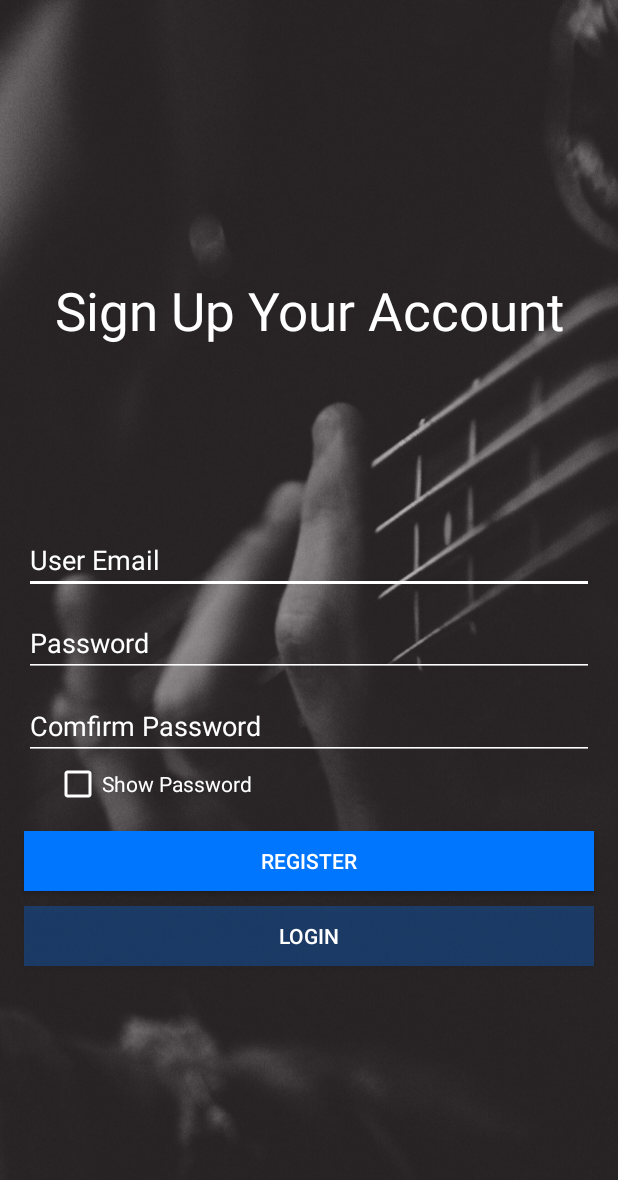
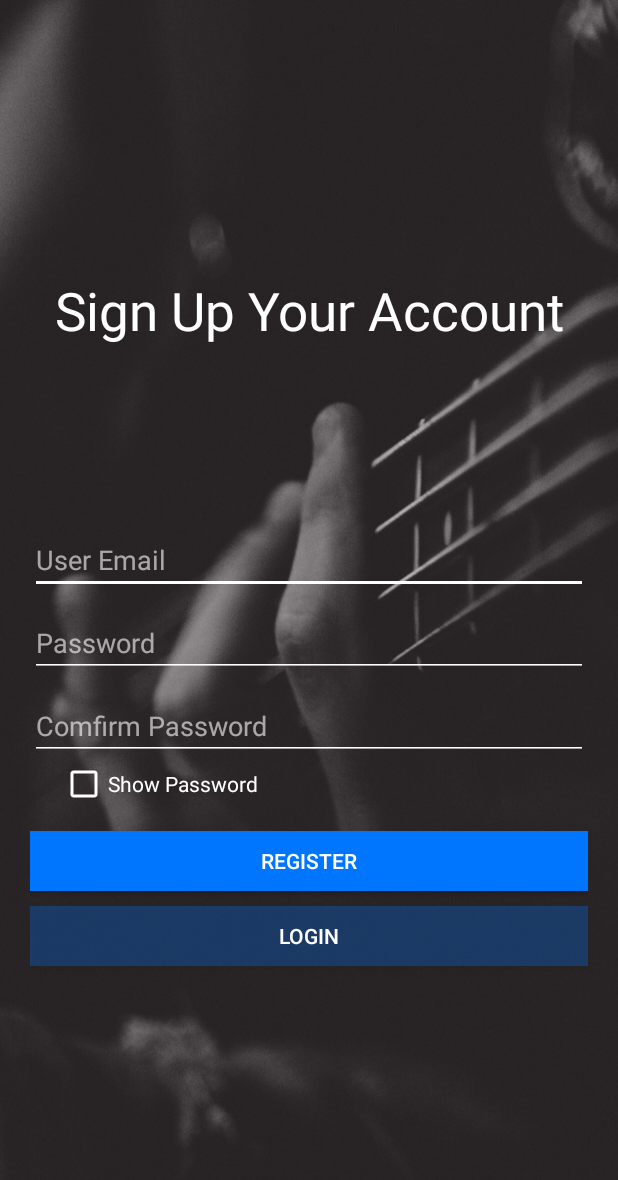
Before and after one commit to MADStudentUtar/MADAssignment, an Android app: the screen it shows after launch (Register), after a tap on "SIGN UP", on a phone screen of 412 x 824 dp. Shown: the top 1180 px of the screen. Run offline under Robolectric (Android 15) with nearby library versions, the phone set to English and light mode, and no system bars; our stand-ins replace Firebase (no records; nobody signed in at launch, a user with empty details on screens opened directly).

Commit message:
fix hard coded width and combined lauren's work

```diff
--- a/app/build.gradle
+++ b/app/build.gradle
@@ -49,7 +49,6 @@ dependencies {
     implementation 'com.karumi:dexter:6.0.2'
     implementation 'com.squareup.picasso:picasso:2.71828'
     implementation 'de.hdodenhof:circleimageview:3.1.0'
-    implementation 'com.github.Trendyol:BubbleScrollBar:0.1'
     implementation 'it.xabaras.android:recyclerview-swipedecorator:1.2.3'
 
 }
--- a/app/src/main/java/utar/edu/mad/Friend.java
+++ b/app/src/main/java/utar/edu/mad/Friend.java
@@ -16,7 +16,6 @@ import com.google.firebase.firestore.CollectionReference;
 import com.google.firebase.firestore.DocumentSnapshot;
 import com.google.firebase.firestore.FirebaseFirestore;
 import com.google.firebase.firestore.Query;
-import com.trendyol.bubblescrollbarlib.BubbleScrollBar;
 
 import static utar.edu.mad.R.menu.menu_friend;
 
--- a/app/src/main/res/layout/activity_register.xml
+++ b/app/src/main/res/layout/activity_register.xml
@@ -7,7 +7,8 @@
     android:layout_height="match_parent"
     android:gravity="center"
     android:orientation="vertical"
-    android:background="@drawable/loginback">
+    android:background="@drawable/loginback"
+    android:padding="20sp">
 
     <TextView
         android:layout_width="match_parent"
@@ -22,46 +23,47 @@
 
 
     <EditText
-        android:layout_width="380dp"
+        android:layout_width="match_parent"
         android:layout_height="wrap_content"
         android:backgroundTint="@android:color/white"
         android:hint="User Email"
         android:inputType="textEmailAddress"
         android:textColor="@android:color/white"
-        android:textColorHint="@android:color/white"
+        android:textColorHint="@color/placeholder"
         android:id="@+id/register_email"/>
     <EditText
-        android:layout_width="380dp"
+        android:layout_width="match_parent"
         android:layout_height="wrap_content"
         android:backgroundTint="@android:color/white"
         android:hint="Password"
         android:inputType="textPassword"
         android:layout_marginTop="10dp"
         android:textColor="@android:color/white"
-        android:textColorHint="@android:color/white"
+        android:textColorHint="@color/placeholder"
         android:id="@+id/register_password"/>
     <EditText
-        android:layout_width="380dp"
+        android:layout_width="match_parent"
         android:layout_height="wrap_content"
         android:backgroundTint="@android:color/white"
         android:hint="Comfirm Password"
         android:inputType="textPassword"
         android:layout_marginTop="10dp"
         android:textColor="@android:color/white"
-        android:textColorHint="@android:color/white"
+        android:textColorHint="@color/placeholder"
         android:id="@+id/register_confirm_password"/>
 
     <CheckBox
-        android:layout_width="200dp"
+        android:layout_width="wrap_content"
         android:layout_height="wrap_content"
         android:text="Show Password"
         android:buttonTint="@android:color/white"
         android:textColor="@android:color/white"
-        android:layout_marginRight="70dp"
+        android:layout_marginLeft="20sp"
+        android:layout_gravity="left"
         android:id="@+id/register_checkbox" />
 
     <Button
-        android:layout_width="380dp"
+        android:layout_width="match_parent"
         android:layout_height="40dp"
         android:background="#0076FF"
         android:textColor="@android:color/white"
@@ -70,7 +72,7 @@
         android:id="@+id/register_button"/>
 
     <Button
-        android:layout_width="380dp"
+        android:layout_width="match_parent"
         android:layout_height="40dp"
         android:background="#4D0076FF"
         android:textColor="@android:color/white"
--- a/app/src/main/res/values/colors.xml
+++ b/app/src/main/res/values/colors.xml
@@ -10,4 +10,5 @@
     <color name="white">#FFFFFF</color>
     <color name="scrollBackground">#ACE5FF</color>
     <color name="colorRedDelete">#FF3333</color>
+    <color name="placeholder">#99ffffff</color>
 </resources>
```
Also changed, not shown: app/src/main/res/layout/activity_create_profile.xml (+12 -10 lines), app/src/main/res/layout/activity_login.xml (+11 -9 lines), app/src/main/res/layout/activity_update_user.xml (+11 -10 lines).
